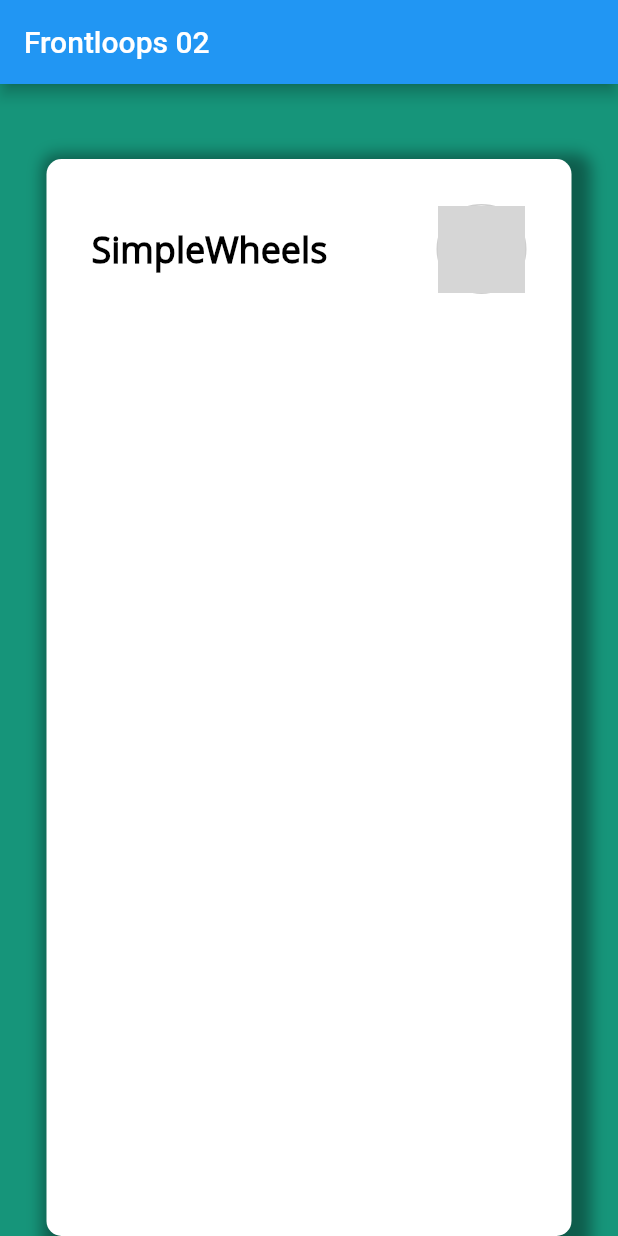
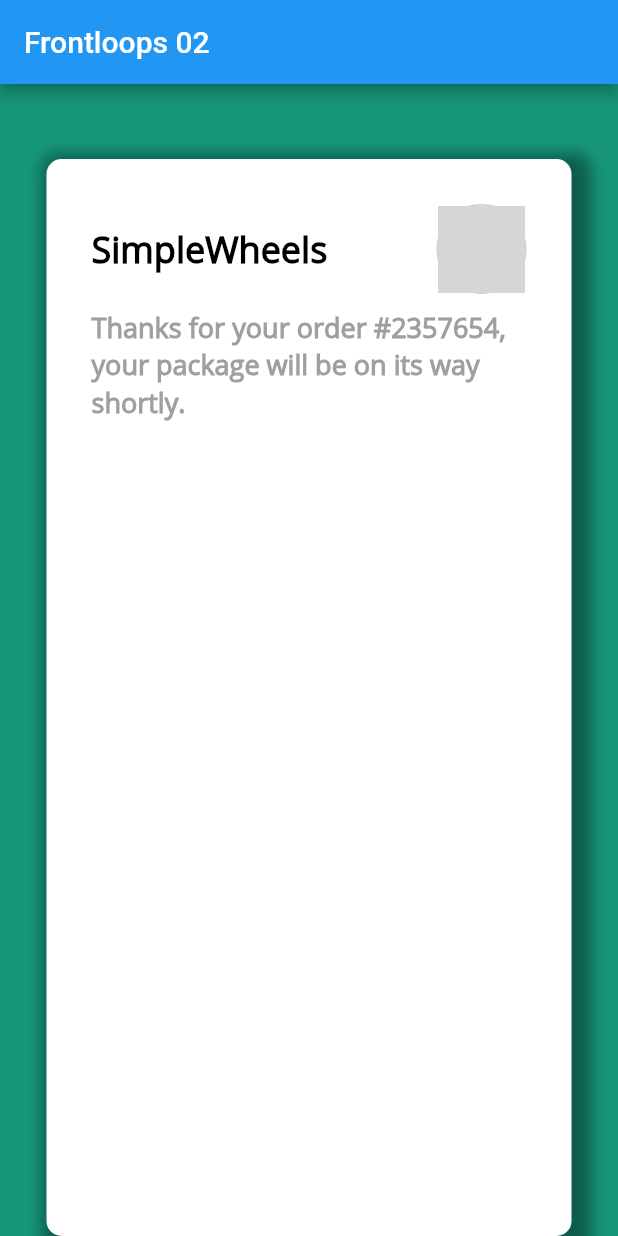
Before and after one commit to sparklaunch/Frontloops_02, a Flutter app: the screen it shows after launch, on a phone screen of 412 x 824 dp. Run offline on Flutter 3.47's test engine with Material 2 defaults, Android fonts, the phone set to English and light mode, and no system bars; grey boxes are pictures that could not be loaded.

Commit message:
add order notice

```diff
--- /dev/null
+++ b/lib/OrderNotice.dart
@@ -0,0 +1,19 @@
+import "package:flutter/material.dart";
+
+String orderNumber = "2357654";
+Color gray = Color.fromRGBO(159, 159, 159, 1);
+
+class OrderNotice extends StatelessWidget {
+  @override
+  Widget build(BuildContext context) {
+    return Text(
+      "Thanks for your order #$orderNumber, your package will be on its way shortly.",
+      style: TextStyle(
+        fontFamily: "Open Sans",
+        fontSize: 18.0,
+        color: gray,
+        fontWeight: FontWeight.bold,
+      ),
+    );
+  }
+}
--- a/lib/SimpleWheelsTitle.dart
+++ b/lib/SimpleWheelsTitle.dart
@@ -1,6 +1,6 @@
 import "package:flutter/material.dart";
 
-Color gray = Color.fromRGBO(159, 159, 159, 0.5);
+Color alphaGray = Color.fromRGBO(159, 159, 159, 0.5);
 
 class SimpleWheelsTitle extends StatelessWidget {
   @override
@@ -22,7 +22,7 @@ class SimpleWheelsTitle extends StatelessWidget {
           decoration: BoxDecoration(
             shape: BoxShape.circle,
             border: Border.all(
-              color: gray,
+              color: alphaGray,
             ),
           ),
           child: Image.asset(
--- a/lib/main.dart
+++ b/lib/main.dart
@@ -1,6 +1,7 @@
 import 'package:flutter/material.dart';
 
 import "./SimpleWheelsTitle.dart";
+import "./OrderNotice.dart";
 
 Color backgroundColor = Color.fromRGBO(22, 149, 122, 1);
 
@@ -30,6 +31,10 @@ class Frontloops extends StatelessWidget {
             child: Column(
               children: [
                 SimpleWheelsTitle(),
+                SizedBox(
+                  height: 10.0,
+                ),
+                OrderNotice(),
               ],
             ),
           ),
```
